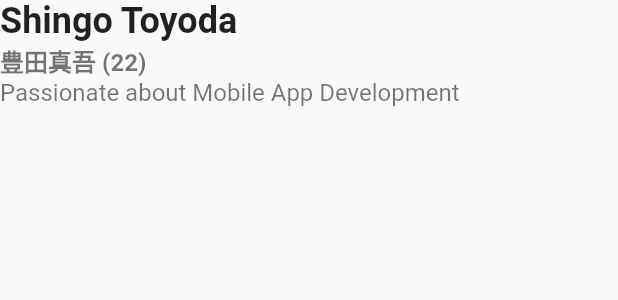
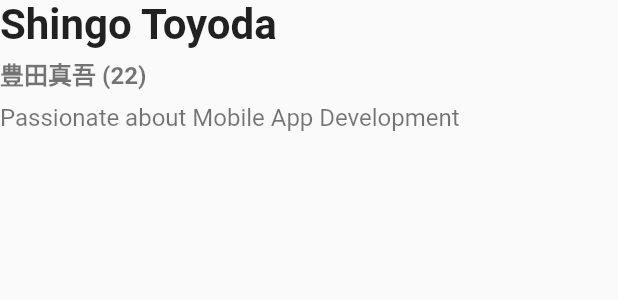
Before and after one commit to toyoshin5/flutter-portfolio, a Flutter app: the _MyNameArea widget shown alone on an empty page, opened directly, on a phone screen of 412 x 824 dp. Shown: the top 300 px of the screen. Run offline on Flutter 3.47's test engine with Material 3 defaults, Android fonts, the phone set to English and light mode, and no system bars; our stand-ins replace animated_text_kit, device_preview, fl_chart, flutter_riverpod, font_awesome_flutter, freezed_annotation and 2 more; generated files the repository leaves out were written again; network calls fail; Roboto replaces fonts that are missing (SanFrancisco).

Commit message:
padding調整

```diff
--- a/lib/pages/home_page.dart
+++ b/lib/pages/home_page.dart
@@ -2,7 +2,6 @@ import 'dart:math';
 
 import 'package:animated_text_kit/animated_text_kit.dart';
 import 'package:flutter/material.dart';
-import 'package:flutter_portfolio/models/profile.dart';
 import 'package:flutter_portfolio/screen_pod.dart';
 import 'package:flutter_portfolio/widget/graph.dart';
 import 'package:flutter_portfolio/widget/project_card.dart';
@@ -111,9 +110,9 @@ class ScrollContentsArea extends ConsumerWidget {
                   mainAxisSize: MainAxisSize.min,
                   children: [
                     const _MyNameArea(),
-                    const Gap(16),
+                    const Gap(24),
                     const _SNSArea(),
-                    const Gap(16),
+                    if (screenCls == ScreenSizeClass.desktop) const Divider(height: 48) else const Gap(24),
                     const _IntroArea(),
                     if (screenCls != ScreenSizeClass.desktop) const _NewsArea(),
                     const _ProjectsArea(),
@@ -156,9 +155,10 @@ class _MyNameArea extends ConsumerWidget {
           Text(
             model.overview.eName,
             style: TextStyle(
-                fontSize: (screenCls != ScreenSizeClass.phone) ? 30 : 24,
+                fontSize: (screenCls != ScreenSizeClass.phone) ? 34 : 28,
                 fontWeight: FontWeight.bold),
           ),
+          const Gap(4),
           Text(
             "${model.overview.name} (22)",
             style: TextStyle(
@@ -166,6 +166,7 @@ class _MyNameArea extends ConsumerWidget {
                 fontWeight: FontWeight.bold,
                 color: AppColors.secondary(context)),
           ),
+          const Gap(8),
           Text(
             model.overview.position,
             style: TextStyle(fontSize: 16, color: AppColors.secondary(context)),
```
